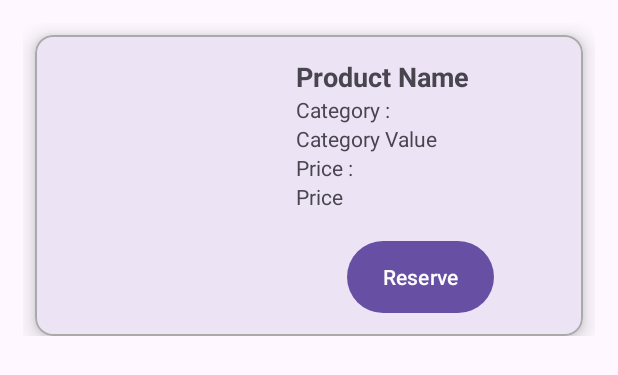
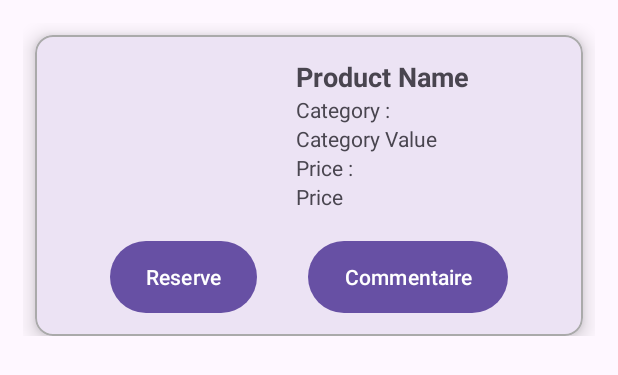
Before and after one commit to iir-projets/Online-Booking-Service, an Android app: the layout product_item.xml on its own in the app's theme, with its tools: preview values and no code run, on a phone screen of 412 x 824 dp. Shown: the top 375 px of the screen. Run offline under Robolectric (Android 15) with nearby library versions, the phone set to English and light mode, and no system bars.

Commit message:
ajout du commentaire pour le client

```diff
--- a/Online-Booking-Service/Android/ProjectServices/app/src/main/res/layout/product_item.xml
+++ b/Online-Booking-Service/Android/ProjectServices/app/src/main/res/layout/product_item.xml
@@ -82,6 +82,7 @@
                 app:layout_constraintStart_toStartOf="@id/labelPrice"
                 app:layout_constraintTop_toBottomOf="@id/labelPrice" />
 
+            <!-- Bouton "Reserve" -->
             <Button
                 android:id="@+id/btnReserve"
                 android:layout_width="wrap_content"
@@ -89,9 +90,22 @@
                 android:layout_marginTop="20dp"
                 android:background="@drawable/btn_bg"
                 android:text="Reserve"
-                app:layout_constraintEnd_toEndOf="@id/productPrice"
+                app:layout_constraintEnd_toStartOf="@id/btnComment"
                 app:layout_constraintHorizontal_bias="0.33"
-                app:layout_constraintStart_toStartOf="@id/productPrice"
+                app:layout_constraintStart_toStartOf="parent"
+                app:layout_constraintTop_toBottomOf="@id/productPrice" />
+
+            <!-- Bouton "Commentaire" -->
+            <Button
+                android:id="@+id/btnComment"
+                android:layout_width="wrap_content"
+                android:layout_height="wrap_content"
+                android:layout_marginTop="20dp"
+                android:background="@drawable/btn_bg"
+                android:text="Commentaire"
+                app:layout_constraintEnd_toEndOf="parent"
+                app:layout_constraintHorizontal_bias="0.67"
+                app:layout_constraintStart_toEndOf="@id/btnReserve"
                 app:layout_constraintTop_toBottomOf="@id/productPrice" />
 
         </androidx.constraintlayout.widget.ConstraintLayout>
--- a/Online-Booking-Service/Spring/MySpringApp/src/main/java/org/example/myspringapp/Model/Product.java
+++ b/Online-Booking-Service/Spring/MySpringApp/src/main/java/org/example/myspringapp/Model/Product.java
@@ -23,6 +23,7 @@ public class Product {
     private String category ;
     private String availability;
     private String Location;
+    private int Rating ;
     private int price ;
 
 
```
Also changed, not shown: Online-Booking-Service/Android/ProjectServices/app/src/main/AndroidManifest.xml (+7 -8 lines), Online-Booking-Service/Android/ProjectServices/app/src/main/java/com/example/projectservices/commentaireActivity.java (added, +14 -0 lines), Online-Booking-Service/Android/ProjectServices/app/src/main/res/layout/activity_commentaire.xml (added, +9 -0 lines).
